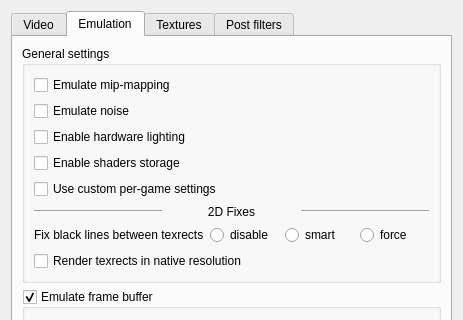
mupen64plus-ae/mupen64plus-ae, file app/src/main/jni/mupen64plus-video-gliden64/src/GLideNUI/configDialog.ui: the form before one commit; both pictures show x 0 to 463 and y 0 to 320 of the 463 by 652 pixel window.
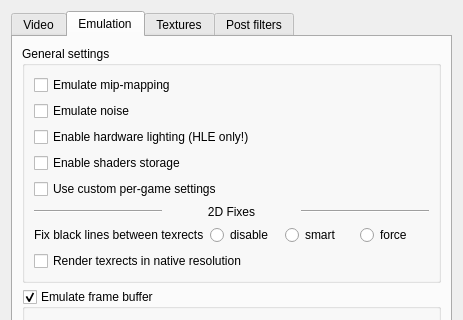
The form after the commit. The open tabs and pages were chosen to show the change. Icons and pictures are not drawn.

What changed in the file:
```diff
--- a/app/src/main/jni/mupen64plus-video-gliden64/src/GLideNUI/configDialog.ui
+++ b/app/src/main/jni/mupen64plus-video-gliden64/src/GLideNUI/configDialog.ui
@@ -699,7 +699,7 @@
           <item>
            <widget class="QCheckBox" name="enableHWLightingCheckBox">
             <property name="text">
-             <string>Enable hardware lighting</string>
+             <string>Enable hardware lighting (HLE only!)</string>
             </property>
            </widget>
           </item>
```
Left out of the diff: 40 changed lines with no effect on the pictures.
